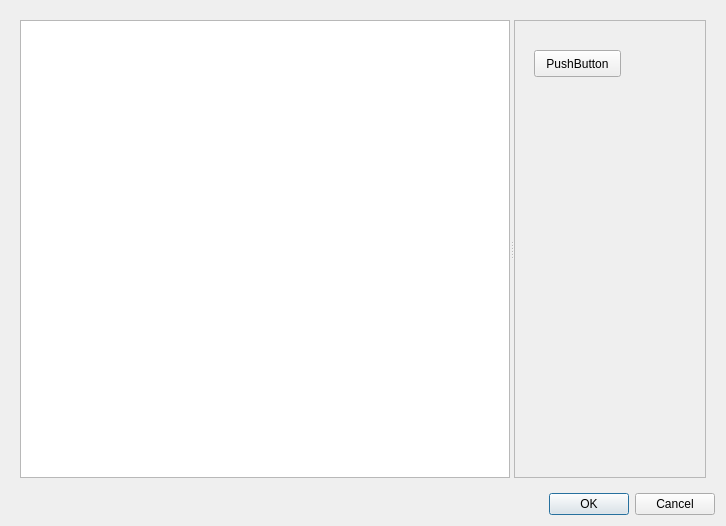
Above: views/SetupDialog.ui from HubertD/cangaroo before the change. Below: the same form after it.
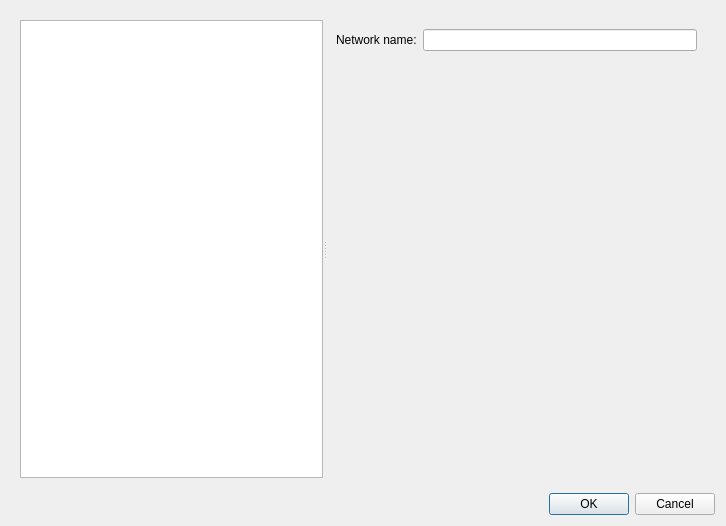
That is the form after the change. The open tabs and pages were chosen to show the change.

Commit message: setup dialog with context menu

Patch:
```diff
--- a/views/SetupDialog.ui
+++ b/views/SetupDialog.ui
@@ -16,42 +16,56 @@
   <layout class="QVBoxLayout" name="verticalLayout">
    <item>
     <widget class="QWidget" name="widget" native="true">
-     <layout class="QVBoxLayout" name="verticalLayout_3">
+     <layout class="QVBoxLayout" name="verticalLayout_2">
       <item>
        <widget class="QSplitter" name="splitter">
         <property name="orientation">
          <enum>Qt::Horizontal</enum>
         </property>
-        <widget class="QWidget" name="widget_2" native="true">
-         <layout class="QVBoxLayout" name="verticalLayout_2">
-          <item>
-           <widget class="QTreeView" name="treeView">
-            <attribute name="headerVisible">
-             <bool>false</bool>
-            </attribute>
-           </widget>
-          </item>
-         </layout>
+        <widget class="QTreeView" name="treeView">
+         <property name="sizePolicy">
+          <sizepolicy hsizetype="Expanding" vsizetype="Expanding">
+           <horstretch>2</horstretch>
+           <verstretch>0</verstretch>
+          </sizepolicy>
+         </property>
+         <property name="contextMenuPolicy">
+          <enum>Qt::CustomContextMenu</enum>
+         </property>
+         <property name="selectionMode">
+          <enum>QAbstractItemView::SingleSelection</enum>
+         </property>
+         <property name="uniformRowHeights">
+          <bool>true</bool>
+         </property>
+         <attribute name="headerVisible">
+          <bool>false</bool>
+         </attribute>
         </widget>
-        <widget class="QFrame" name="frame">
-         <property name="frameShape">
-          <enum>QFrame::StyledPanel</enum>
+        <widget class="QStackedWidget" name="stackedWidget">
+         <property name="sizePolicy">
+          <sizepolicy hsizetype="Preferred" vsizetype="Preferred">
+           <horstretch>3</horstretch>
+           <verstretch>0</verstretch>
+          </sizepolicy>
          </property>
-         <property name="frameShadow">
-          <enum>QFrame::Raised</enum>
+         <property name="currentIndex">
+          <number>0</number>
          </property>
-         <widget class="QPushButton" name="pushButton">
-          <property name="geometry">
-           <rect>
-            <x>20</x>
-            <y>30</y>
-            <width>87</width>
-            <height>27</height>
-           </rect>
-          </property>
-          <property name="text">
-           <string>PushButton</string>
-          </property>
+         <widget class="QWidget" name="emptyPage"/>
+         <widget class="QWidget" name="networkPage">
+          <layout class="QFormLayout" name="formLayout">
+           <item row="0" column="0">
+            <widget class="QLabel" name="label">
+             <property name="text">
+              <string>Network name:</string>
+             </property>
+            </widget>
+           </item>
+           <item row="0" column="1">
+            <widget class="QLineEdit" name="lineEdit"/>
+           </item>
+          </layout>
          </widget>
         </widget>
        </widget>
```
The commit also changes 8 other files.
